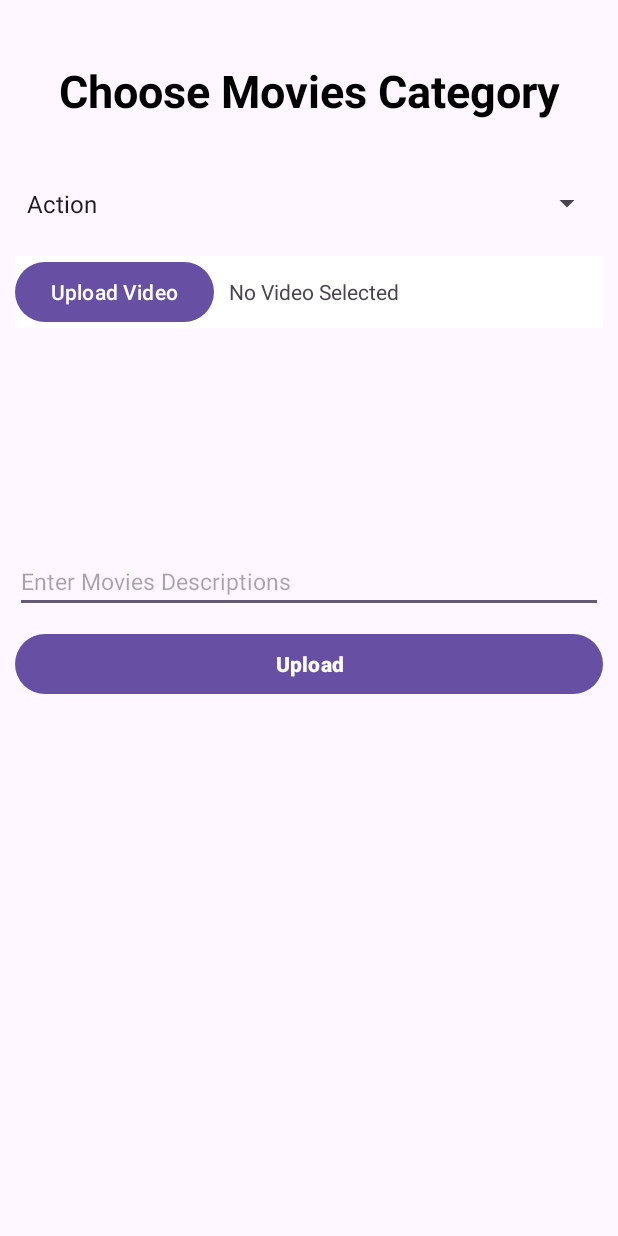
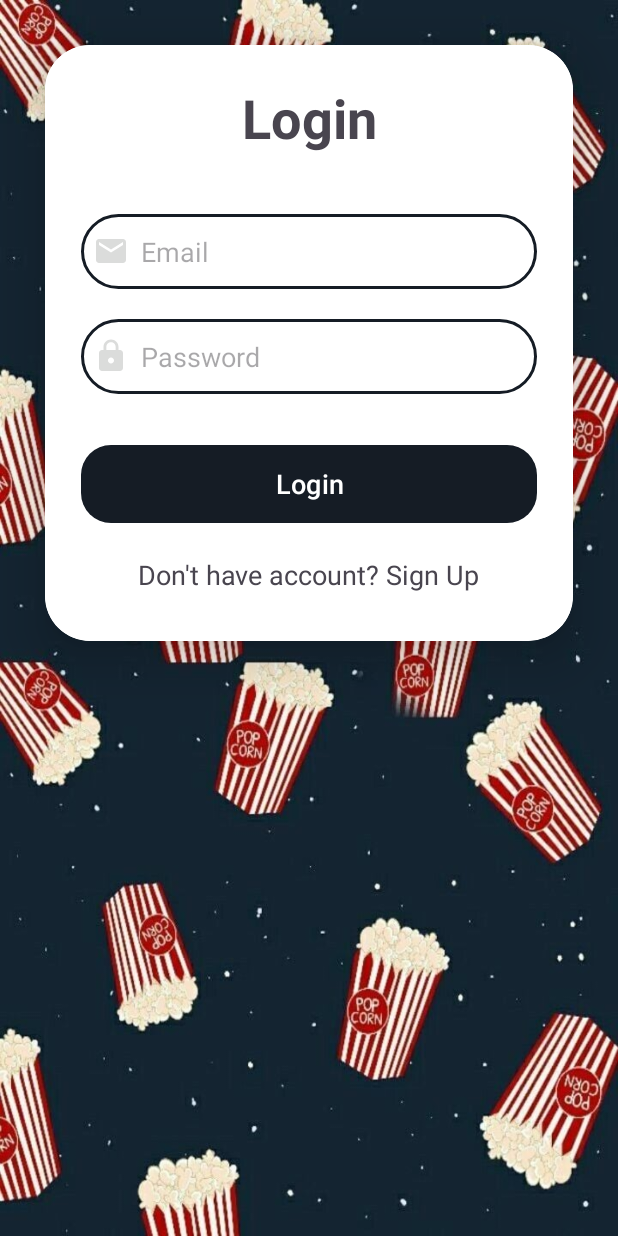
Before and after one commit to minhhieu111/JavaAndroi_Nhom9, an Android app: the screen it shows after launch (UploadVideoActivity before the commit, LoginActivity after it), on a phone screen of 412 x 824 dp. Run offline under Robolectric (Android 15) with nearby library versions, the phone set to English and light mode, and no system bars; our stand-ins replace Firebase (no records; nobody signed in at launch, a user with empty details on screens opened directly).

Commit message:
LoginActivity and SignupActivity
LoginActivity and SignupActivity

```diff
--- a/app/build.gradle.kts
+++ b/app/build.gradle.kts
@@ -55,6 +55,7 @@ dependencies {
     implementation(libs.play.services.cast.framework)
     implementation(libs.android.query)
     implementation(libs.glide)
+    implementation(libs.firebase.auth)
     annotationProcessor(libs.glide.compiler)
 
 
--- /dev/null
+++ b/app/src/main/java/com/example/movieapp/User/LoginActivity.java
@@ -0,0 +1,118 @@
+package com.example.movieapp.User;
+
+import android.content.Intent;
+import android.os.Bundle;
+import android.util.Patterns;
+import android.view.View;
+import android.widget.Button;
+import android.widget.EditText;
+import android.widget.TextView;
+import android.widget.Toast;
+
+import androidx.activity.EdgeToEdge;
+import androidx.annotation.NonNull;
+import androidx.appcompat.app.AppCompatActivity;
+import androidx.core.graphics.Insets;
+import androidx.core.view.ViewCompat;
+import androidx.core.view.WindowInsetsCompat;
+
+import com.example.movieapp.Admin.UploadVideoActivity;
+import com.example.movieapp.R;
+import com.google.android.gms.tasks.OnFailureListener;
+import com.google.android.gms.tasks.OnSuccessListener;
+import com.google.firebase.auth.AuthResult;
+import com.google.firebase.auth.FirebaseAuth;
+import com.google.firebase.auth.FirebaseUser;
+import com.google.firebase.database.DataSnapshot;
+import com.google.firebase.database.DatabaseError;
+import com.google.firebase.database.DatabaseReference;
+import com.google.firebase.database.FirebaseDatabase;
+import com.google.firebase.database.Query;
+import com.google.firebase.database.ValueEventListener;
+
+public class LoginActivity extends AppCompatActivity {
+    private FirebaseAuth auth;
+    private EditText loginEmail, loginPassword;
+    private Button loginButton;
+    private TextView signupRedirectText;
+    private static final String[] ADMIN_EMAILS = {"admin1@gmail.com", "admin2@gmail.com"};
+
+    @Override
+    protected void onCreate(Bundle savedInstanceState) {
+        super.onCreate(savedInstanceState);
+        EdgeToEdge.enable(this);
+        setContentView(R.layout.activity_login);
+        ViewCompat.setOnApplyWindowInsetsListener(findViewById(R.id.main), (v, insets) -> {
+            Insets systemBars = insets.getInsets(WindowInsetsCompat.Type.systemBars());
+            v.setPadding(systemBars.left, systemBars.top, systemBars.right, systemBars.bottom);
+            return insets;
+        });
+
+        auth = FirebaseAuth.getInstance();
+        loginEmail = findViewById(R.id.login_email);
+        loginPassword = findViewById(R.id.login_password);
+        loginButton = findViewById(R.id.login_button);
+        signupRedirectText = findViewById(R.id.signupRedirectText);
+
+        loginButton.setOnClickListener(new View.OnClickListener() {
+            @Override
+            public void onClick(View v) {
+                String email = loginEmail.getText().toString();
+                String password = loginPassword.getText().toString();
+
+                if (!email.isEmpty() && Patterns.EMAIL_ADDRESS.matcher(email).matches()) {
+                    if (!password.isEmpty()) {
+                        auth.signInWithEmailAndPassword(email, password)
+                                .addOnSuccessListener(new OnSuccessListener<AuthResult>() {
+                                    @Override
+                                    public void onSuccess(AuthResult authResult) {
+                                        FirebaseUser user = auth.getCurrentUser();
+                                        if (isAdmin(email)) {
+                                            // Người dùng là admin
+                                            Toast.makeText(LoginActivity.this, "Login Admin Successful", Toast.LENGTH_SHORT).show();
+                                            startActivity(new Intent(LoginActivity.this, UploadVideoActivity.class));
+                                            finish();
+                                        } else {
+                                            // Người dùng là người dùng thông thường
+                                            Toast.makeText(LoginActivity.this, "Login Successful", Toast.LENGTH_SHORT).show();
+                                            startActivity(new Intent(LoginActivity.this, HomeActivity.class));
+                                            finish();
+                                        }
+                                    }
+                                })
+                                .addOnFailureListener(new OnFailureListener() {
+                                    @Override
+                                    public void onFailure(@NonNull Exception e) {
+                                        Toast.makeText(LoginActivity.this, "Login Failed Beacause " + e.getMessage(), Toast.LENGTH_SHORT).show();
+                                    }
+                                });
+                    } else {
+                        loginPassword.setError("Password cannot be empty");
+                    }
+                } else if (email.isEmpty()) {
+                    loginEmail.setError("Email cannot be empty");
+                } else {
+                    loginEmail.setError("Please enter valid email");
+                }
+            }
+        });
+
+        signupRedirectText.setOnClickListener(new View.OnClickListener() {
+            @Override
+            public void onClick(View v) {
+                startActivity(new Intent(LoginActivity.this, SignupActivity.class));
+            }
+        });
+
+    }
+
+    private boolean isAdmin(String email) {
+        for (String adminEmail : ADMIN_EMAILS) {
+            if (adminEmail.equals(email)) {
+                return true;
+            }
+        }
+        return false;
+    }
+
+}
--- /dev/null
+++ b/app/src/main/res/drawable/baseline_account_box_24.xml
@@ -0,0 +1,5 @@
+<vector xmlns:android="http://schemas.android.com/apk/res/android" android:height="24dp" android:tint="#DBDCDB" android:viewportHeight="24" android:viewportWidth="24" android:width="24dp">
+
+    <path android:fillColor="@android:color/white" android:pathData="M19,3H5C3.9,3 3,3.9 3,5v14c0,1.1 0.9,2 2,2h14c1.1,0 2,-0.9 2,-2V5C21,3.9 20.1,3 19,3zM12,6c1.93,0 3.5,1.57 3.5,3.5c0,1.93 -1.57,3.5 -3.5,3.5s-3.5,-1.57 -3.5,-3.5C8.5,7.57 10.07,6 12,6zM19,19H5v-0.23c0,-0.62 0.28,-1.2 0.76,-1.58C7.47,15.82 9.64,15 12,15s4.53,0.82 6.24,2.19c0.48,0.38 0.76,0.97 0.76,1.58V19z"/>
+
+</vector>
--- /dev/null
+++ b/app/src/main/res/drawable/baseline_account_circle_24.xml
@@ -0,0 +1,5 @@
+<vector xmlns:android="http://schemas.android.com/apk/res/android" android:height="24dp" android:tint="#DBDCDB" android:viewportHeight="24" android:viewportWidth="24" android:width="24dp">
+
+    <path android:fillColor="@android:color/white" android:pathData="M12,2C6.48,2 2,6.48 2,12s4.48,10 10,10s10,-4.48 10,-10S17.52,2 12,2zM12,6c1.93,0 3.5,1.57 3.5,3.5S13.93,13 12,13s-3.5,-1.57 -3.5,-3.5S10.07,6 12,6zM12,20c-2.03,0 -4.43,-0.82 -6.14,-2.88C7.55,15.8 9.68,15 12,15s4.45,0.8 6.14,2.12C16.43,19.18 14.03,20 12,20z"/>
+
+</vector>
--- /dev/null
+++ b/app/src/main/res/drawable/baseline_email_24.xml
@@ -0,0 +1,5 @@
+<vector xmlns:android="http://schemas.android.com/apk/res/android" android:height="24dp" android:tint="#DBDCDB" android:viewportHeight="24" android:viewportWidth="24" android:width="24dp">
+
+    <path android:fillColor="@android:color/white" android:pathData="M20,4L4,4c-1.1,0 -1.99,0.9 -1.99,2L2,18c0,1.1 0.9,2 2,2h16c1.1,0 2,-0.9 2,-2L22,6c0,-1.1 -0.9,-2 -2,-2zM20,8l-8,5 -8,-5L4,6l8,5 8,-5v2z"/>
+
+</vector>
--- /dev/null
+++ b/app/src/main/res/drawable/baseline_lock_24.xml
@@ -0,0 +1,5 @@
+<vector xmlns:android="http://schemas.android.com/apk/res/android" android:height="24dp" android:tint="#DBDCDB" android:viewportHeight="24" android:viewportWidth="24" android:width="24dp">
+
+    <path android:fillColor="@android:color/white" android:pathData="M18,8h-1L17,6c0,-2.76 -2.24,-5 -5,-5S7,3.24 7,6v2L6,8c-1.1,0 -2,0.9 -2,2v10c0,1.1 0.9,2 2,2h12c1.1,0 2,-0.9 2,-2L20,10c0,-1.1 -0.9,-2 -2,-2zM12,17c-1.1,0 -2,-0.9 -2,-2s0.9,-2 2,-2 2,0.9 2,2 -0.9,2 -2,2zM15.1,8L8.9,8L8.9,6c0,-1.71 1.39,-3.1 3.1,-3.1 1.71,0 3.1,1.39 3.1,3.1v2z"/>
+
+</vector>
--- /dev/null
+++ b/app/src/main/res/drawable/input_border.xml
@@ -0,0 +1,9 @@
+<?xml version="1.0" encoding="utf-8"?>
+<shape xmlns:android="http://schemas.android.com/apk/res/android">
+    <stroke
+        android:width="2dp"
+        android:color="@color/colorPrimaryDark"/>
+
+    <corners
+        android:radius="30dp"/>
+</shape>
--- /dev/null
+++ b/app/src/main/res/layout/activity_login.xml
@@ -0,0 +1,86 @@
+<?xml version="1.0" encoding="utf-8"?>
+<LinearLayout xmlns:android="http://schemas.android.com/apk/res/android"
+    xmlns:app="http://schemas.android.com/apk/res-auto"
+    xmlns:tools="http://schemas.android.com/tools"
+    android:id="@+id/main"
+    android:layout_width="match_parent"
+    android:layout_height="match_parent"
+    android:orientation="vertical"
+    android:layout_gravity="center"
+    android:background="@drawable/background_image"
+    tools:context=".User.LoginActivity">
+
+    <androidx.cardview.widget.CardView
+        android:layout_width="match_parent"
+        android:layout_height="wrap_content"
+        android:layout_margin="30dp"
+        app:cardCornerRadius="30dp"
+        app:cardElevation="20dp"
+        >
+
+        <LinearLayout
+            android:layout_width="match_parent"
+            android:layout_height="wrap_content"
+            android:orientation="vertical"
+            android:layout_gravity="center_horizontal"
+            android:padding="24dp"
+            android:background="@color/white">
+
+            <TextView
+                android:layout_width="match_parent"
+                android:layout_height="wrap_content"
+                android:text="Login"
+                android:textSize="36sp"
+                android:textAlignment="center"
+                android:textStyle="bold">
+            </TextView>
+
+            <EditText
+                android:layout_width="match_parent"
+                android:layout_height="50dp"
+                android:id="@+id/login_email"
+                android:background="@drawable/input_border"
+                android:layout_marginTop="40dp"
+                android:padding="8dp"
+                android:hint="Email"
+                android:drawableLeft="@drawable/baseline_email_24"
+                android:drawablePadding="8dp"
+                android:textColor="@color/black"/>
+
+
+            <EditText
+                android:layout_width="match_parent"
+                android:layout_height="50dp"
+                android:id="@+id/login_password"
+                android:background="@drawable/input_border"
+                android:layout_marginTop="20dp"
+                android:padding="8dp"
+                android:hint="Password"
+                android:inputType="textPassword"
+                android:drawableLeft="@drawable/baseline_lock_24"
+                android:drawablePadding="8dp"
+                android:textColor="@color/black"/>
+
+            <Button
+                android:layout_width="match_parent"
+                android:layout_height="60dp"
+                android:text="Login"
+                android:id="@+id/login_button"
+                android:textSize="18sp"
+                android:layout_marginTop="30dp"
+                app:cornerRadius = "20dp"/>
+
+            <TextView
+                android:layout_width="wrap_content"
+                android:layout_height="wrap_content"
+                android:id="@+id/signupRedirectText"
+                android:text="Don't have account? Sign Up"
+                android:layout_gravity="center"
+                android:padding="8dp"
+                android:layout_marginTop="10dp"
+                android:textSize="18sp"/>
+
+        </LinearLayout>
+    </androidx.cardview.widget.CardView>
+
+</LinearLayout>
--- a/app/src/main/res/values/colors.xml
+++ b/app/src/main/res/values/colors.xml
@@ -7,6 +7,8 @@
     <color name="colorAccent">#f1b814</color>
     <color name="text_light_blue">#031229</color>
     <color name="text_bg_blue">#1a242f</color>
+
+
 <!--    <color name="player_bg">#000000</color>-->
 <!--    <color name="shutter_bg">#000000</color>-->
 <!--    <color name="video_player_bg">#000000</color>-->
--- a/app/src/main/res/values/themes.xml
+++ b/app/src/main/res/values/themes.xml
@@ -2,7 +2,8 @@
     <!-- Base application theme. -->
     <style name="Base.Theme.MovieApp" parent="Theme.Material3.DayNight.NoActionBar">
         <!-- Customize your light theme here. -->
-        <!-- <item name="colorPrimary">@color/my_light_primary</item> -->
+        <item name="colorPrimary">@color/colorPrimaryDark</item>
+        <item name="colorPrimaryVariant">@color/colorPrimaryDark</item>
     </style>
 
     <style name="Theme.MovieApp" parent="Base.Theme.MovieApp" />
--- a/gradle/libs.versions.toml
+++ b/gradle/libs.versions.toml
@@ -11,6 +11,7 @@ googleServicesVersion = "4.4.1"
 firebaseDatabase = "21.0.0"
 firebaseStorageVersion = "21.0.0"
 glide = "4.14.2"
+firebaseAuth = "23.0.0"
 
 
 [libraries]
@@ -38,6 +39,7 @@ android-query = { group = "com.googlecode.android-query", name = "android-query"
 # glide library
 glide = { group = "com.github.bumptech.glide", name = "glide", version.ref= "glide" }
 glide-compiler = { group = "com.github.bumptech.glide", name = "compiler", version.ref= "glide" }
+firebase-auth = { group = "com.google.firebase", name = "firebase-auth", version.ref = "firebaseAuth" }
 
 
 
```
Also changed, not shown: app/src/main/AndroidManifest.xml (+22 -12 lines), app/src/main/java/com/example/movieapp/Admin/UploadThumbnailActivity.java (+9 -8 lines), app/src/main/java/com/example/movieapp/Models/Admin.java (added, +7 -0 lines), app/src/main/java/com/example/movieapp/Models/HelperClass.java (added, +44 -0 lines), app/src/main/java/com/example/movieapp/User/SignupActivity.java (added, +115 -0 lines), app/src/main/res/layout/activity_signup.xml (added, +110 -0 lines), app/src/main/res/drawable/background_image.jpg (added).
